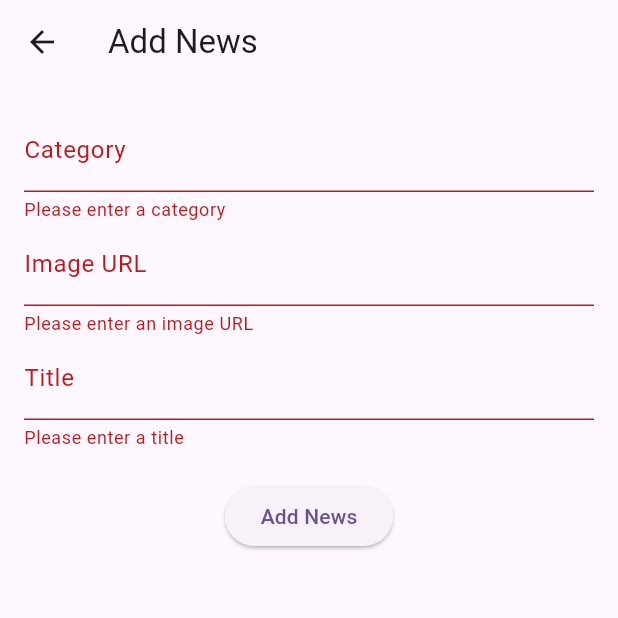
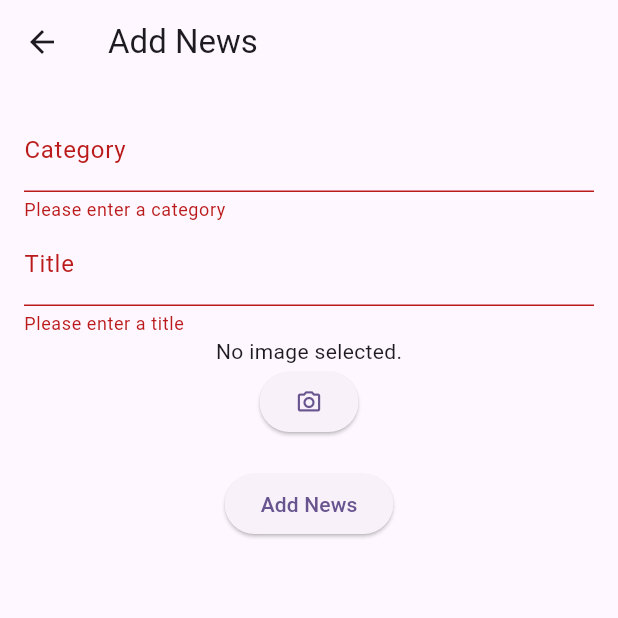
Before and after one commit to turanulupinar/news_firebase, a Flutter app: the NewsForm screen opened directly, after a tap on "Add News", on a phone screen of 412 x 824 dp, the top half of it. Run offline on Flutter 3.47's test engine with Material 3 defaults, Android fonts, the light colour scheme and no system bars; our stand-ins replace cloud_firestore, equatable, firebase_core, firebase_storage, image_picker; accounts and stored records are empty.

Commit message:
imagestorea bağlandı. artık yazılara görsel ekleyebilirsiniz.

```diff
--- a/lib/pages/add_post_pages/user_post.dart
+++ b/lib/pages/add_post_pages/user_post.dart
@@ -1,5 +1,9 @@
+import 'dart:io';
+
+import 'package:firebase_storage/firebase_storage.dart';
 import 'package:flutter/material.dart';
 import 'package:cloud_firestore/cloud_firestore.dart';
+import 'package:image_picker/image_picker.dart';
 import 'package:news_firebase/model/news_model.dart';
 
 import '../../service/fireservice.dart';
@@ -8,7 +12,6 @@ class NewsForm extends StatefulWidget {
   const NewsForm({super.key});
 
   @override
-
   _NewsFormState createState() => _NewsFormState();
 }
 
@@ -18,6 +21,40 @@ class _NewsFormState extends State<NewsForm> {
 
   final TextEditingController _imageController = TextEditingController();
   final TextEditingController _titleController = TextEditingController();
+  final ImagePicker _picker = ImagePicker();
+  XFile? _image;
+  String downloadUrl = "";
+
+  //image picker ile görsel yükle
+
+  Future<void> imagePic() async {
+    final XFile? selectedImage = await _picker.pickImage(
+      source: ImageSource.gallery,
+    );
+    if (selectedImage != null) {
+      setState(() {
+        _image = selectedImage;
+      });
+    }
+  }
+
+  Future<void> uploadImageAndPostNews() async {
+    if (_image == null) return;
+
+    File imageFile = File(_image!.path);
+    try {
+      // Görüntüyü Firebase Storage'a yükle
+      String fileName = 'images/${DateTime.now().millisecondsSinceEpoch}.jpg';
+      UploadTask uploadTask =
+          FirebaseStorage.instance.ref(fileName).putFile(imageFile);
+      TaskSnapshot snapshot = await uploadTask;
+      downloadUrl = await snapshot.ref.getDownloadURL();
+
+      // Firestore'a veriyi post et
+    } catch (e) {
+      print('Error uploading image: $e');
+    }
+  }
 
   //data ekle
 
@@ -26,7 +63,7 @@ class _NewsFormState extends State<NewsForm> {
       final newsNew = News(
           category: _categoryController.text,
           id: "",
-          image: _imageController.text,
+          image: downloadUrl,
           title: _titleController.text);
 
       await ManagerData().addNews(newsNew);
@@ -60,16 +97,16 @@ class _NewsFormState extends State<NewsForm> {
                   return null;
                 },
               ),
-              TextFormField(
-                controller: _imageController,
-                decoration: InputDecoration(labelText: 'Image URL'),
-                validator: (value) {
-                  if (value == null || value.isEmpty) {
-                    return 'Please enter an image URL';
-                  }
-                  return null;
-                },
-              ),
+              // TextFormField(
+              //   controller: _imageController,
+              //   decoration: InputDecoration(labelText: 'Image URL'),
+              //   validator: (value) {
+              //     if (value == null || value.isEmpty) {
+              //       return 'Please enter an image URL';
+              //     }
+              //     return null;
+              //   },
+              // ),
               TextFormField(
                 controller: _titleController,
                 decoration: InputDecoration(labelText: 'Title'),
@@ -80,9 +117,29 @@ class _NewsFormState extends State<NewsForm> {
                   return null;
                 },
               ),
+              _image == null
+                  ? Text('No image selected.')
+                  : Padding(
+                      padding: const EdgeInsets.all(8.0),
+                      child: Container(
+                        height: 300,
+                        width: 300,
+                        child: Image.file(
+                          File(_image!.path),
+                        ),
+                      ),
+                    ),
+              ElevatedButton(
+                  onPressed: () {
+                    imagePic();
+                  },
+                  child: Icon(Icons.camera_alt_outlined)),
               SizedBox(height: 20),
               ElevatedButton(
-                onPressed: _addNews,
+                onPressed: () async {
+                  await uploadImageAndPostNews();
+                  _addNews();
+                },
                 child: Text('Add News'),
               ),
             ],
--- a/lib/service/fireservice.dart
+++ b/lib/service/fireservice.dart
@@ -1,6 +1,8 @@
 import 'dart:developer';
+import 'dart:io';
 
 import 'package:cloud_firestore/cloud_firestore.dart';
+import 'package:firebase_storage/firebase_storage.dart';
 import 'package:flutter/material.dart';
 import 'package:news_firebase/model/news_model.dart';
 
--- a/pubspec.yaml
+++ b/pubspec.yaml
@@ -38,6 +38,8 @@ dependencies:
   firebase_core: ^3.1.1
   cloud_firestore: ^5.0.2
   equatable: ^2.0.5
+  image_picker: ^1.1.2
+  firebase_storage: ^12.1.1
 
 dev_dependencies:
   flutter_test:
```
Also changed, not shown: lib/main.dart (+4 -8 lines), lib/pages/home_page/homepage.dart (+6 -5 lines), pubspec.lock, 7 other files.
